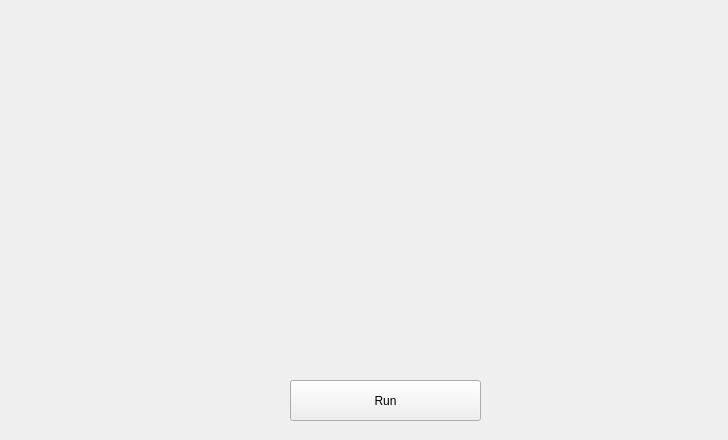
First picture: the form in interface.ui, repository Y1D1R/Face-Expression-Recognition, before the edit.
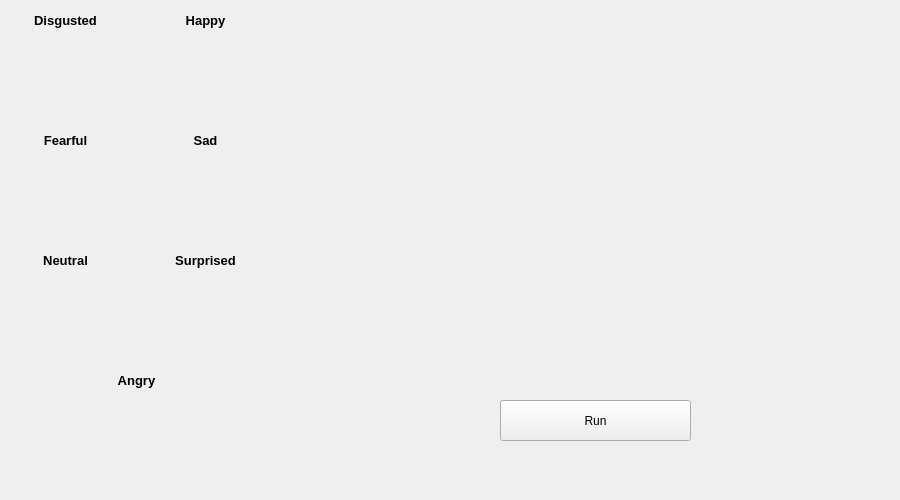
Second picture: the form after the edit. Custom widgets are drawn as their Qt base class.

Patch:
```diff
--- a/interface.ui
+++ b/interface.ui
@@ -6,35 +6,59 @@
    <rect>
     <x>0</x>
     <y>0</y>
-    <width>728</width>
-    <height>440</height>
+    <width>900</width>
+    <height>500</height>
    </rect>
   </property>
+  <property name="sizePolicy">
+   <sizepolicy hsizetype="Fixed" vsizetype="Fixed">
+    <horstretch>0</horstretch>
+    <verstretch>0</verstretch>
+   </sizepolicy>
+  </property>
+  <property name="minimumSize">
+   <size>
+    <width>900</width>
+    <height>500</height>
+   </size>
+  </property>
+  <property name="maximumSize">
+   <size>
+    <width>900</width>
+    <height>500</height>
+   </size>
+  </property>
   <property name="windowTitle">
    <string>Form</string>
   </property>
   <widget class="QLabel" name="videoLabel">
    <property name="geometry">
     <rect>
-     <x>240</x>
-     <y>40</y>
-     <width>371</width>
-     <height>271</height>
+     <x>300</x>
+     <y>30</y>
+     <width>501</width>
+     <height>341</height>
     </rect>
    </property>
    <property name="text">
     <string/>
    </property>
+   <property name="alignment">
+    <set>Qt::AlignCenter</set>
+   </property>
   </widget>
   <widget class="QPushButton" name="runBtn">
    <property name="geometry">
     <rect>
-     <x>290</x>
-     <y>380</y>
+     <x>500</x>
+     <y>400</y>
      <width>191</width>
      <height>41</height>
     </rect>
    </property>
+   <property name="layoutDirection">
+    <enum>Qt::LeftToRight</enum>
+   </property>
    <property name="text">
     <string>Run</string>
    </property>
@@ -42,13 +66,304 @@
   <widget class="roundProgressBar" name="widget" native="true">
    <property name="geometry">
     <rect>
-     <x>39</x>
-     <y>69</y>
-     <width>181</width>
-     <height>181</height>
+     <x>10</x>
+     <y>30</y>
+     <width>111</width>
+     <height>91</height>
     </rect>
    </property>
   </widget>
+  <widget class="roundProgressBar" name="widget_2" native="true">
+   <property name="geometry">
+    <rect>
+     <x>10</x>
+     <y>150</y>
+     <width>111</width>
+     <height>91</height>
+    </rect>
+   </property>
+  </widget>
+  <widget class="roundProgressBar" name="widget_3" native="true">
+   <property name="geometry">
+    <rect>
+     <x>150</x>
+     <y>30</y>
+     <width>111</width>
+     <height>91</height>
+    </rect>
+   </property>
+  </widget>
+  <widget class="roundProgressBar" name="widget_4" native="true">
+   <property name="geometry">
+    <rect>
+     <x>150</x>
+     <y>150</y>
+     <width>111</width>
+     <height>91</height>
+    </rect>
+   </property>
+  </widget>
+  <widget class="roundProgressBar" name="widget_5" native="true">
+   <property name="geometry">
+    <rect>
+     <x>150</x>
+     <y>270</y>
+     <width>111</width>
+     <height>91</height>
+    </rect>
+   </property>
+  </widget>
+  <widget class="roundProgressBar" name="widget_6" native="true">
+   <property name="geometry">
+    <rect>
+     <x>10</x>
+     <y>270</y>
+     <width>111</width>
+     <height>91</height>
+    </rect>
+   </property>
+  </widget>
+  <widget class="roundProgressBar" name="widget_0" native="true">
+   <property name="geometry">
+    <rect>
+     <x>80</x>
+     <y>390</y>
+     <width>111</width>
+     <height>91</height>
+    </rect>
+   </property>
+  </widget>
+  <widget class="QLabel" name="label">
+   <property name="geometry">
+    <rect>
+     <x>86</x>
+     <y>370</y>
+     <width>101</width>
+     <height>20</height>
+    </rect>
+   </property>
+   <property name="sizePolicy">
+    <sizepolicy hsizetype="Fixed" vsizetype="Fixed">
+     <horstretch>0</horstretch>
+     <verstretch>0</verstretch>
+    </sizepolicy>
+   </property>
+   <property name="font">
+    <font>
+     <family>Arial</family>
+     <pointsize>10</pointsize>
+     <weight>75</weight>
+     <bold>true</bold>
+    </font>
+   </property>
+   <property name="layoutDirection">
+    <enum>Qt::LeftToRight</enum>
+   </property>
+   <property name="text">
+    <string>Angry</string>
+   </property>
+   <property name="alignment">
+    <set>Qt::AlignCenter</set>
+   </property>
+  </widget>
+  <widget class="QLabel" name="label_2">
+   <property name="geometry">
+    <rect>
+     <x>10</x>
+     <y>250</y>
+     <width>111</width>
+     <height>20</height>
+    </rect>
+   </property>
+   <property name="sizePolicy">
+    <sizepolicy hsizetype="Fixed" vsizetype="Fixed">
+     <horstretch>0</horstretch>
+     <verstretch>0</verstretch>
+    </sizepolicy>
+   </property>
+   <property name="font">
+    <font>
+     <family>Arial</family>
+     <pointsize>10</pointsize>
+     <weight>75</weight>
+     <bold>true</bold>
+    </font>
+   </property>
+   <property name="layoutDirection">
+    <enum>Qt::LeftToRight</enum>
+   </property>
+   <property name="text">
+    <string>Neutral</string>
+   </property>
+   <property name="alignment">
+    <set>Qt::AlignCenter</set>
+   </property>
+  </widget>
+  <widget class="QLabel" name="label_3">
+   <property name="geometry">
+    <rect>
+     <x>150</x>
+     <y>250</y>
+     <width>111</width>
+     <height>20</height>
+    </rect>
+   </property>
+   <property name="sizePolicy">
+    <sizepolicy hsizetype="Fixed" vsizetype="Fixed">
+     <horstretch>0</horstretch>
+     <verstretch>0</verstretch>
+    </sizepolicy>
+   </property>
+   <property name="font">
+    <font>
+     <family>Arial</family>
+     <pointsize>10</pointsize>
+     <weight>75</weight>
+     <bold>true</bold>
+    </font>
+   </property>
+   <property name="layoutDirection">
+    <enum>Qt::LeftToRight</enum>
+   </property>
+   <property name="text">
+    <string>Surprised</string>
+   </property>
+   <property name="alignment">
+    <set>Qt::AlignCenter</set>
+   </property>
+  </widget>
+  <widget class="QLabel" name="label_4">
+   <property name="geometry">
+    <rect>
+     <x>150</x>
+     <y>130</y>
+     <width>111</width>
+     <height>20</height>
+    </rect>
+   </property>
+   <property name="sizePolicy">
+    <sizepolicy hsizetype="Fixed" vsizetype="Fixed">
+     <horstretch>0</horstretch>
+     <verstretch>0</verstretch>
+    </sizepolicy>
+   </property>
+   <property name="font">
+    <font>
+     <family>Arial</family>
+     <pointsize>10</pointsize>
+     <weight>75</weight>
+     <bold>true</bold>
+    </font>
+   </property>
+   <property name="layoutDirection">
+    <enum>Qt::LeftToRight</enum>
+   </property>
+   <property name="text">
+    <string>Sad</string>
+   </property>
+   <property name="alignment">
+    <set>Qt::AlignCenter</set>
+   </property>
+  </widget>
+  <widget class="QLabel" name="label_5">
+   <property name="geometry">
+    <rect>
+     <x>10</x>
+     <y>130</y>
+     <width>111</width>
+     <height>21</height>
+    </rect>
+   </property>
+   <property name="sizePolicy">
+    <sizepolicy hsizetype="Fixed" vsizetype="Fixed">
+     <horstretch>0</horstretch>
+     <verstretch>0</verstretch>
+    </sizepolicy>
+   </property>
+   <property name="font">
+    <font>
+     <family>Arial</family>
+     <pointsize>10</pointsize>
+     <weight>75</weight>
+     <bold>true</bold>
+    </font>
+   </property>
+   <property name="layoutDirection">
+    <enum>Qt::LeftToRight</enum>
+   </property>
+   <property name="text">
+    <string>Fearful</string>
+   </property>
+   <property name="alignment">
+    <set>Qt::AlignCenter</set>
+   </property>
+  </widget>
+  <widget class="QLabel" name="label_6">
+   <property name="geometry">
+    <rect>
+     <x>150</x>
+     <y>10</y>
+     <width>111</width>
+     <height>20</height>
+    </rect>
+   </property>
+   <property name="sizePolicy">
+    <sizepolicy hsizetype="Fixed" vsizetype="Fixed">
+     <horstretch>0</horstretch>
+     <verstretch>0</verstretch>
+    </sizepolicy>
+   </property>
+   <property name="font">
+    <font>
+     <family>Arial</family>
+     <pointsize>10</pointsize>
+     <weight>75</weight>
+     <bold>true</bold>
+    </font>
+   </property>
+   <property name="layoutDirection">
+    <enum>Qt::LeftToRight</enum>
+   </property>
+   <property name="text">
+    <string>Happy</string>
+   </property>
+   <property name="alignment">
+    <set>Qt::AlignCenter</set>
+   </property>
+  </widget>
+  <widget class="QLabel" name="label_7">
+   <property name="geometry">
+    <rect>
+     <x>10</x>
+     <y>10</y>
+     <width>111</width>
+     <height>20</height>
+    </rect>
+   </property>
+   <property name="sizePolicy">
+    <sizepolicy hsizetype="Fixed" vsizetype="Fixed">
+     <horstretch>0</horstretch>
+     <verstretch>0</verstretch>
+    </sizepolicy>
+   </property>
+   <property name="font">
+    <font>
+     <family>Arial</family>
+     <pointsize>10</pointsize>
+     <weight>75</weight>
+     <bold>true</bold>
+    </font>
+   </property>
+   <property name="layoutDirection">
+    <enum>Qt::LeftToRight</enum>
+   </property>
+   <property name="text">
+    <string>Disgusted</string>
+   </property>
+   <property name="alignment">
+    <set>Qt::AlignCenter</set>
+   </property>
+  </widget>
  </widget>
  <customwidgets>
   <customwidget>
```
Left out of the diff: 2 changed lines with no effect on the pictures.
